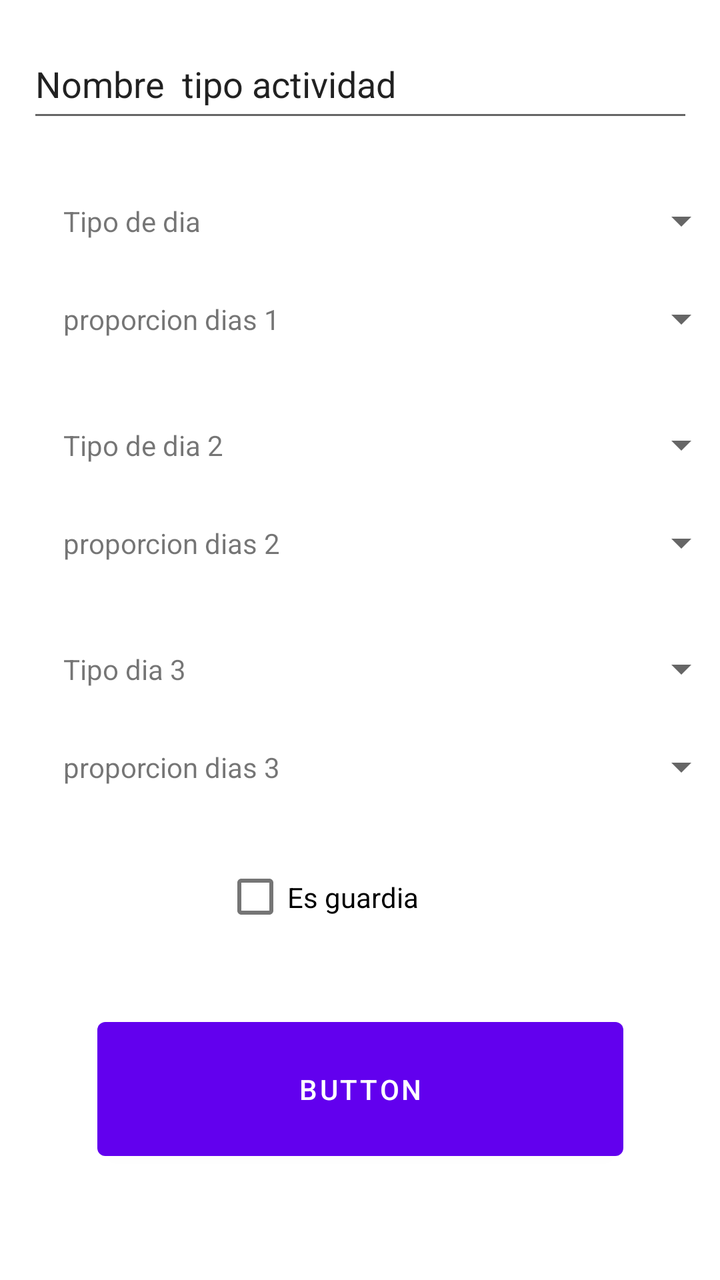
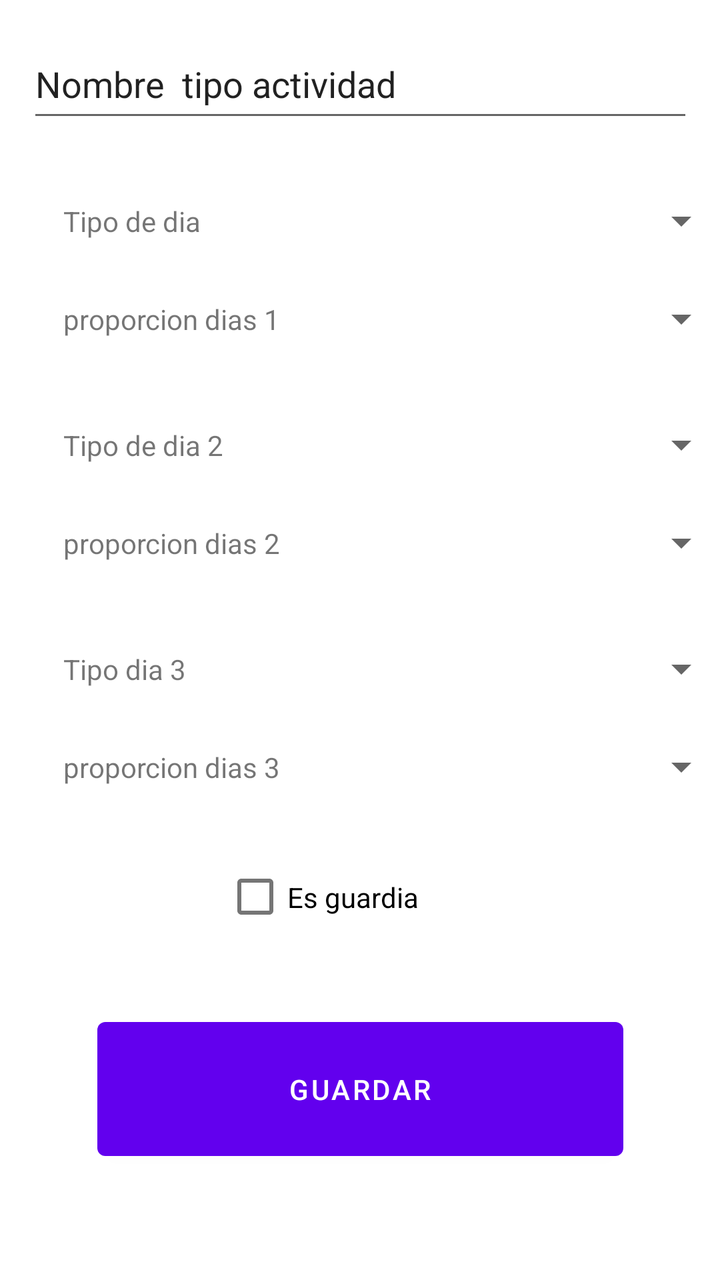

An Android layout rendered at two revisions. The XML below is the earlier revision; the diff shows what the commit changed to produce the second picture.
<!-- AndroidManifest.xml: application theme Theme.NiUnDiaGratis -->
<!-- res/layout/fragment_mod_tipo_actividad_selec.xml -->
<?xml version="1.0" encoding="utf-8"?>
<androidx.constraintlayout.widget.ConstraintLayout xmlns:android="http://schemas.android.com/apk/res/android"
    xmlns:app="http://schemas.android.com/apk/res-auto"
    xmlns:tools="http://schemas.android.com/tools"
    android:layout_width="match_parent"
    android:layout_height="match_parent"
    tools:context=".ModTipoActividadSelecFragment">

    
    <EditText
        android:id="@+id/editTextNombreTipoAct15"
        android:layout_width="333dp"
        android:layout_height="51dp"
        android:layout_marginBottom="28dp"
        android:text="Nombre  tipo actividad"
        app:layout_constraintBottom_toTopOf="@+id/textViewTipo1Dia15"
        app:layout_constraintEnd_toEndOf="parent"
        app:layout_constraintHorizontal_bias="0.512"
        app:layout_constraintStart_toStartOf="parent" />

    <TextView
        android:id="@+id/textView2ProporcionDias15"
        android:layout_width="163dp"
        android:layout_height="33dp"
        android:layout_marginBottom="30dp"
        android:text="proporcion dias 2"
        android:gravity="left|center_vertical"
        app:layout_constraintBottom_toTopOf="@+id/textViewTipo3Dia15"
        app:layout_constraintEnd_toEndOf="parent"
        app:layout_constraintHorizontal_bias="0.161"
        app:layout_constraintStart_toStartOf="parent" />

    <Spinner
        android:id="@+id/spinner2Proporcion15"
        android:layout_width="170dp"
        android:layout_height="33dp"
        android:layout_marginBottom="30dp"
        android:prompt="@string/spinner_tipo_dia"
        app:layout_constraintBottom_toTopOf="@+id/spinnerTipo3Dia15"
        app:layout_constraintEnd_toEndOf="parent"
        app:layout_constraintHorizontal_bias="0.0"
        app:layout_constraintStart_toEndOf="@+id/textView2ProporcionDias15" />

    <TextView
        android:id="@+id/textViewTipo1Dia15"
        android:layout_width="163dp"
        android:layout_height="33dp"
        android:layout_marginBottom="16dp"
        android:gravity="left|center_vertical"
        android:text="Tipo de dia"
        app:layout_constraintBottom_toTopOf="@+id/textView1ProporcionDias15"
        app:layout_constraintEnd_toEndOf="parent"
        app:layout_constraintHorizontal_bias="0.161"
        app:layout_constraintStart_toStartOf="parent" />

    <Spinner
        android:id="@+id/spinnerTipo1Dia15"
        android:layout_width="170dp"
        android:layout_height="33dp"
        android:layout_marginBottom="16dp"
        android:prompt="@string/spinner_tipo_dia"
        app:layout_constraintBottom_toTopOf="@+id/spinner1Proporcion15"
        app:layout_constraintEnd_toEndOf="parent"
        app:layout_constraintHorizontal_bias="0.0"
        app:layout_constraintStart_toEndOf="@+id/textViewTipo1Dia15" />

    <TextView
        android:id="@+id/textViewTipo3Dia15"
        android:layout_width="163dp"
        android:layout_height="33dp"
        android:layout_marginBottom="16dp"
        android:text="Tipo dia 3"
        android:gravity="left|center_vertical"
        app:layout_constraintBottom_toTopOf="@+id/textView3ProporcionDias15"
        app:layout_constraintEnd_toEndOf="parent"
        app:layout_constraintHorizontal_bias="0.161"
        app:layout_constraintStart_toStartOf="parent" />

    <Spinner
        android:id="@+id/spinnerTipo3Dia15"
        android:layout_width="170dp"
        android:layout_height="33dp"
        android:layout_marginBottom="16dp"
        android:prompt="@string/spinner_tipo_dia"
        app:layout_constraintBottom_toTopOf="@+id/spinner3Proporcion15"
        app:layout_constraintStart_toEndOf="@+id/textViewTipo3Dia15" />

    <Spinner
        android:id="@+id/spinnerTipo2Dia15"
        android:layout_width="170dp"
        android:layout_height="33dp"
        android:layout_marginBottom="16dp"
        android:prompt="@string/spinner_tipo_dia"
        app:layout_constraintBottom_toTopOf="@+id/spinner2Proporcion15"
        app:layout_constraintEnd_toEndOf="parent"
        app:layout_constraintHorizontal_bias="0.0"
        app:layout_constraintStart_toEndOf="@+id/textViewTipo2Dia15" />

    <TextView
        android:id="@+id/textViewTipo2Dia15"
        android:layout_width="163dp"
        android:layout_height="33dp"
        android:layout_marginBottom="16dp"
        android:text="Tipo de dia 2"
        android:gravity="left|center_vertical"
        app:layout_constraintBottom_toTopOf="@+id/textView2ProporcionDias15"
        app:layout_constraintEnd_toEndOf="parent"
        app:layout_constraintHorizontal_bias="0.161"
        app:layout_constraintStart_toStartOf="parent" />

    <Spinner
        android:id="@+id/spinner1Proporcion15"
        android:layout_width="170dp"
        android:layout_height="33dp"
        android:layout_marginBottom="30dp"
        android:prompt="@string/spinner_tipo_dia"
        app:layout_constraintBottom_toTopOf="@+id/spinnerTipo2Dia15"
        app:layout_constraintEnd_toEndOf="parent"
        app:layout_constraintHorizontal_bias="0.0"
        app:layout_constraintStart_toEndOf="@+id/textView1ProporcionDias15" />

    <TextView
        android:id="@+id/textView1ProporcionDias15"
        android:layout_width="163dp"
        android:layout_height="33dp"
        android:layout_marginBottom="30dp"
        android:text="proporcion dias 1"
        android:gravity="left|center_vertical"
        app:layout_constraintBottom_toTopOf="@+id/textViewTipo2Dia15"
        app:layout_constraintEnd_toEndOf="parent"
        app:layout_constraintHorizontal_bias="0.161"
        app:layout_constraintStart_toStartOf="parent" />

    <Spinner
        android:id="@+id/spinner3Proporcion15"
        android:layout_width="170dp"
        android:layout_height="33dp"
        android:layout_marginEnd="16dp"
        android:layout_marginBottom="24dp"
        android:prompt="@string/spinner_tipo_dia"
        app:layout_constraintBottom_toTopOf="@+id/checkBoxGuardia15"
        app:layout_constraintEnd_toEndOf="parent"
        app:layout_constraintHorizontal_bias="0.0"
        app:layout_constraintStart_toEndOf="@+id/textView3ProporcionDias15" />

    <TextView
        android:id="@+id/textView3ProporcionDias15"
        android:layout_width="163dp"
        android:layout_height="33dp"
        android:layout_marginBottom="24dp"
        android:text="proporcion dias 3"
        android:gravity="left|center_vertical"
        app:layout_constraintBottom_toTopOf="@+id/checkBoxGuardia15"
        app:layout_constraintEnd_toEndOf="parent"
        app:layout_constraintHorizontal_bias="0.161"
        app:layout_constraintStart_toStartOf="parent" />

    <Button
        android:id="@+id/buttonCalcular15"
        android:layout_width="263dp"
        android:layout_height="79dp"
        android:text="Button"
        app:layout_constraintBottom_toBottomOf="parent"
        app:layout_constraintEnd_toEndOf="parent"
        app:layout_constraintStart_toStartOf="parent"
        app:layout_constraintTop_toTopOf="parent"
        app:layout_constraintVertical_bias="0.9" />

    <CheckBox
        android:id="@+id/checkBoxGuardia15"
        android:layout_width="137dp"
        android:layout_height="49dp"
        android:layout_marginBottom="32dp"
        android:text="Es guardia"
        app:layout_constraintBottom_toTopOf="@+id/buttonCalcular15"
        app:layout_constraintEnd_toEndOf="parent"
        app:layout_constraintStart_toStartOf="parent" />

</androidx.constraintlayout.widget.ConstraintLayout>
<!-- resources referenced by this layout -->
<resources>
  <string name="spinner_tipo_dia">Seleccionar el tipo de día</string>
  <style name="Theme.NiUnDiaGratis" parent="Theme.MaterialComponents.DayNight.DarkActionBar">
          
          <item name="colorPrimary">@color/purple_500</item>
          <item name="colorPrimaryVariant">@color/purple_700</item>
          <item name="colorOnPrimary">@color/white</item>
          
          <item name="colorSecondary">@color/teal_200</item>
          <item name="colorSecondaryVariant">@color/teal_700</item>
          <item name="colorOnSecondary">@color/black</item>
          
          <item name="android:statusBarColor">?attr/colorPrimaryVariant</item>
          
      </style>
  <color name="purple_500">#FF6200EE</color>
  <color name="purple_700">#FF3700B3</color>
  <color name="white">#FFFFFFFF</color>
  <color name="teal_200">#FF03DAC5</color>
  <color name="teal_700">#FF018786</color>
  <color name="black">#FF000000</color>
</resources>

<!-- the commit's change to res/layout/fragment_mod_tipo_actividad_selec.xml (unified diff, before → after) -->
@@ -159,7 +159,7 @@
         android:id="@+id/buttonCalcular15"
         android:layout_width="263dp"
         android:layout_height="79dp"
-        android:text="Button"
+        android:text="@string/guardar"
         app:layout_constraintBottom_toBottomOf="parent"
         app:layout_constraintEnd_toEndOf="parent"
         app:layout_constraintStart_toStartOf="parent"
<!-- resource entries referenced after the edit -->
@@ -1,5 +1,6 @@
 <!-- resources referenced by this layout -->
 <resources>
+  <string name="guardar">Guardar</string>
   <string name="spinner_tipo_dia">Seleccionar el tipo de día</string>
   <style name="Theme.NiUnDiaGratis" parent="Theme.MaterialComponents.DayNight.DarkActionBar">
           
